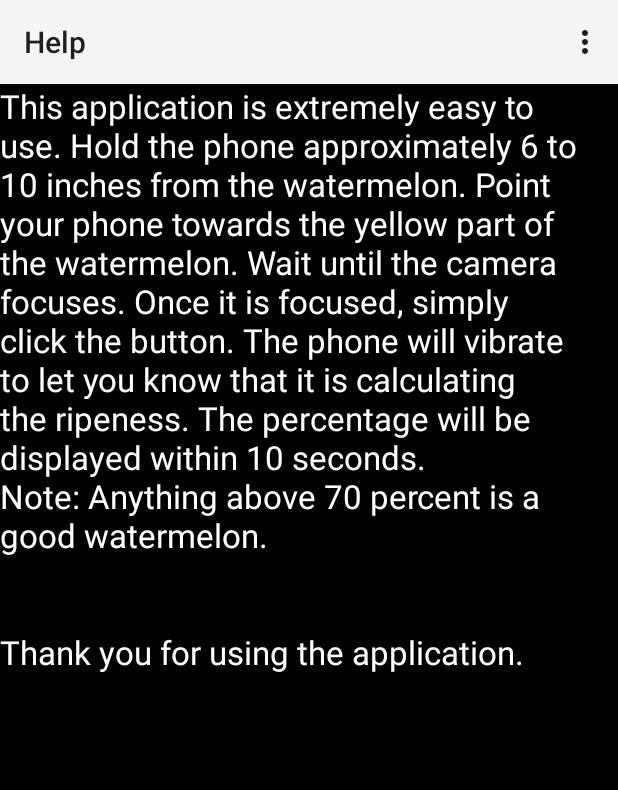
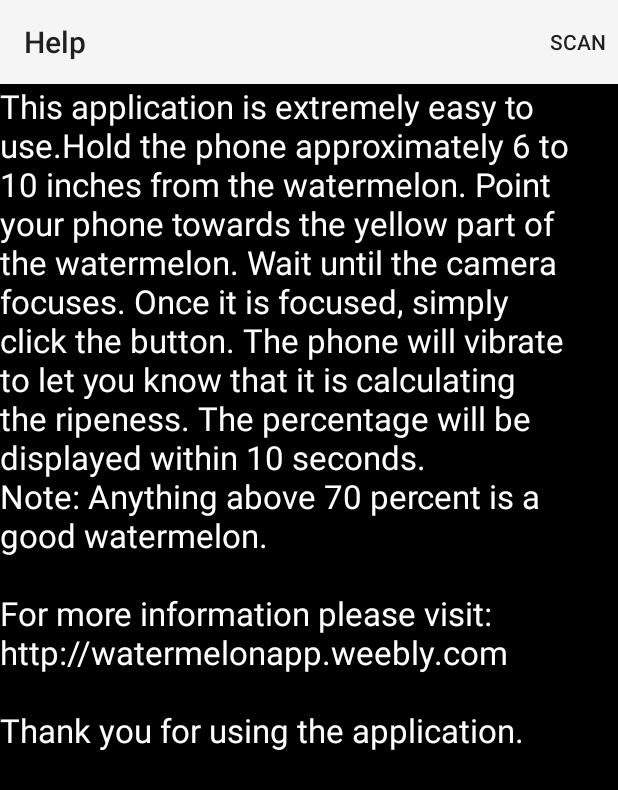
Before and after one commit to gnahum12345/Watermelon, an Android app: the Help screen opened directly, with no data from a screen before it, on a phone screen of 412 x 824 dp. Shown: the top 790 px of the screen. Run offline under Robolectric (Android 15) with nearby library versions, the phone set to English and light mode, and no system bars.

Commit message:
Version 1.0 done!

```diff
--- a/app/src/main/java/com/weebly/watermelon/Help.java
+++ b/app/src/main/java/com/weebly/watermelon/Help.java
@@ -24,6 +24,7 @@ public class Help extends Activity {
     public boolean onCreateOptionsMenu(Menu menu) {
         // Inflate the menu; this adds items to the action bar if it is present.
         getMenuInflater().inflate(R.menu.menu_main, menu);
+        menu.findItem(R.id.help).setVisible(false);
         return true;
     }
 
--- a/app/src/main/res/layout/help.xml
+++ b/app/src/main/res/layout/help.xml
@@ -8,7 +8,7 @@
         android:layout_width="match_parent"
         android:layout_height="match_parent"
         android:textAppearance="?android:attr/textAppearanceLarge"
-        android:text="This application is extremely easy to use. Hold the phone approximately 6 to 10 inches from the watermelon. Point your phone towards the yellow part of the watermelon. Wait until the camera focuses. Once it is focused, simply click the button. The phone will vibrate to let you know that it is calculating the ripeness. The percentage will be displayed within 10 seconds.\nNote: Anything above 70 percent is a good watermelon.\n\n\nThank you for using the application."
+        android:text="This application is extremely easy to use.Hold the phone approximately 6 to 10 inches from the watermelon. Point your phone towards the yellow part of the watermelon. Wait until the camera focuses. Once it is focused, simply click the button. The phone will vibrate to let you know that it is calculating the ripeness. The percentage will be displayed within 10 seconds.\nNote: Anything above 70 percent is a good watermelon.\n\nFor more information please visit:\nhttp://watermelonapp.weebly.com\n\nThank you for using the application."
         android:id="@+id/textView"
         android:background="#ff000000"
         android:textColor="#ffffffff" />
--- a/app/src/main/res/menu/menu_main.xml
+++ b/app/src/main/res/menu/menu_main.xml
@@ -5,7 +5,7 @@
         android:id="@+id/scan"
         android:title="@string/scan"
         android:orderInCategory="100"
-        android:showAsAction="never" />
+        android:showAsAction="always" />
     <!--
     <item
         android:id="@+id/maps"
@@ -18,5 +18,5 @@
         android:id="@+id/help"
         android:title="Help"
         android:orderInCategory="0"
-        android:showAsAction="never"/>
+        android:showAsAction="always" />
 </menu>
```
Also changed, not shown: app/src/main/java/com/weebly/watermelon/MainActivity.java (+6 -6 lines), 1 other file.
